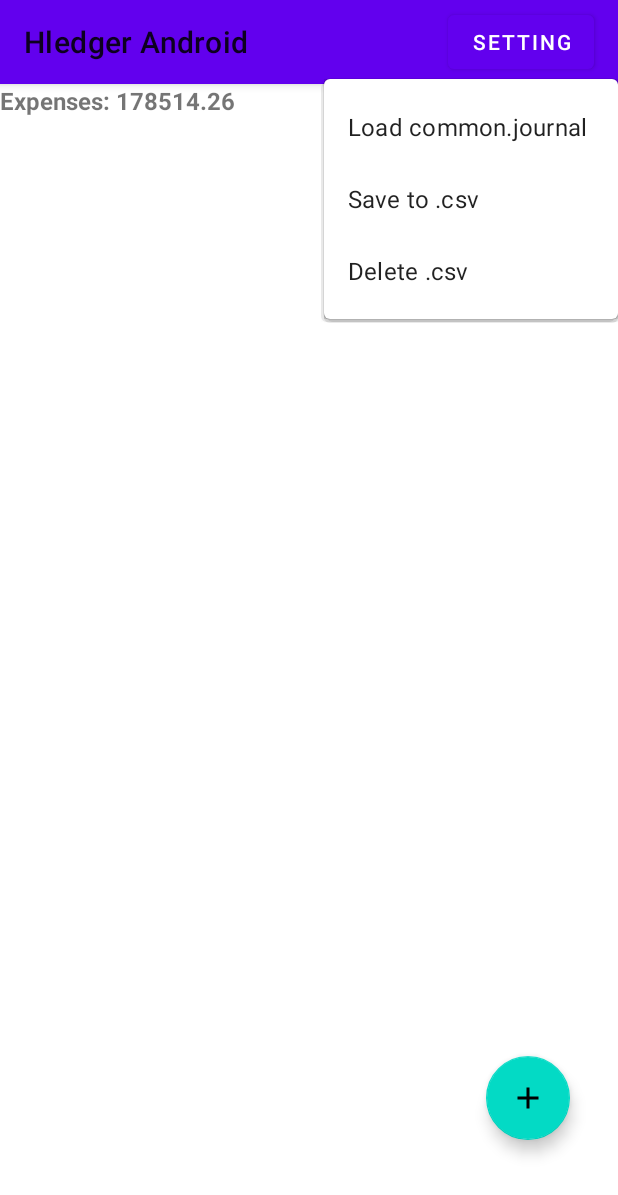
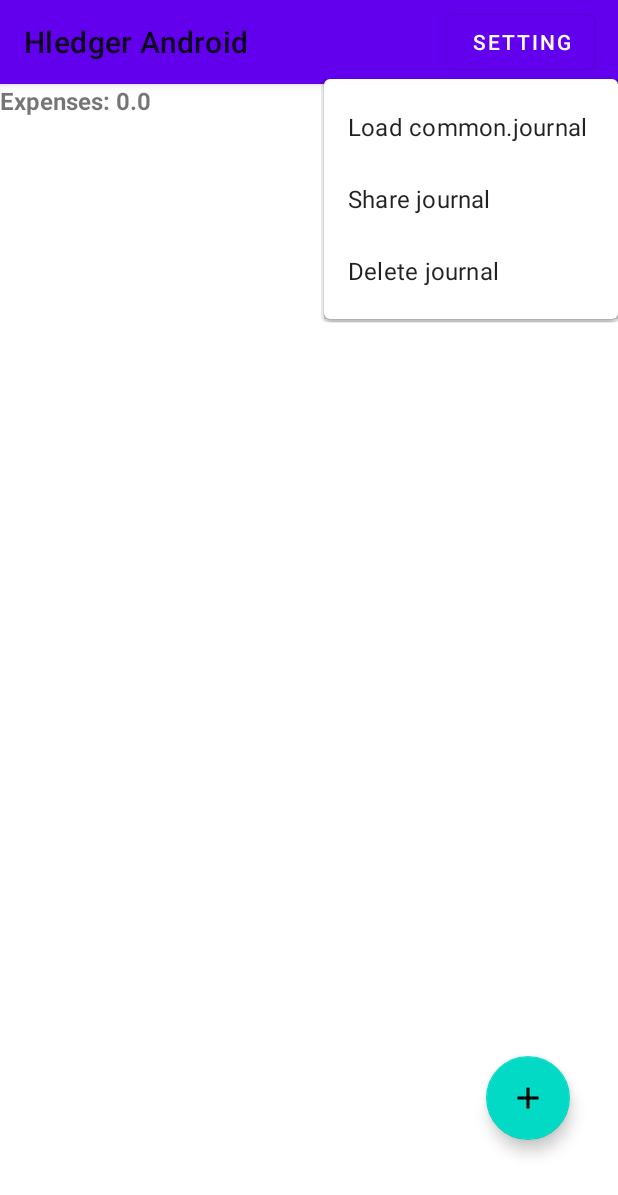
Before and after one commit to PhilipZeratul/HledgerAndroid, an Android app: the screen it shows after launch (MainActivity), after a tap on "SETTING", on a phone screen of 412 x 824 dp. Shown: the top 1195 px of the screen. Run offline under Robolectric (Android 15) with nearby library versions, the phone set to English and light mode, and no system bars.

Commit message:
I think most things are done here.

```diff
--- a/app/src/main/java/com/phillip/hledgerandroid/AddTransactionActivity.java
+++ b/app/src/main/java/com/phillip/hledgerandroid/AddTransactionActivity.java
@@ -153,7 +153,6 @@ public class AddTransactionActivity extends AppCompatActivity {
         editTextNumber2.getText().clear();
     }
 
-    // TODO: Write to .csv file
     private void writeToFile() {
         FileOutputStream out = null;
         try {
--- a/app/src/main/res/layout/activity_main.xml
+++ b/app/src/main/res/layout/activity_main.xml
@@ -48,9 +48,9 @@
         android:id="@+id/textView_totalExpenses"
         android:layout_width="wrap_content"
         android:layout_height="wrap_content"
-        android:text="Expenses: 178514.26"
+        android:text="Expenses: 0.0"
+        android:textSize="16dp"
         android:textStyle="bold"
-        android:textSize="16dp"
         app:layout_constraintStart_toStartOf="parent"
         app:layout_constraintTop_toBottomOf="@+id/appBarLayout2" />
 
@@ -58,9 +58,9 @@
         android:id="@+id/textView_totalRevenues"
         android:layout_width="wrap_content"
         android:layout_height="wrap_content"
-        android:text="Revenues: 20000.00"
+        android:text="Revenues: 0.0"
+        android:textSize="16dp"
         android:textStyle="bold"
-        android:textSize="16dp"
         app:layout_constraintEnd_toEndOf="parent"
         app:layout_constraintTop_toBottomOf="@+id/appBarLayout2" />
 
--- a/app/src/main/res/menu/settings.xml
+++ b/app/src/main/res/menu/settings.xml
@@ -7,13 +7,13 @@
         app:showAsAction="ifRoom"/>
 
     <!-- Settings, should always be in the overflow -->
-    <item android:id="@+id/action_save_csv"
-        android:title="@string/action_save_csv"
+    <item android:id="@+id/action_share_journal"
+        android:title="@string/action_share_journal"
         app:showAsAction="ifRoom"/>
 
     <!-- Settings, should always be in the overflow -->
-    <item android:id="@+id/action_delete_csv"
-        android:title="@string/action_delete_csv"
+    <item android:id="@+id/action_delete_journal"
+        android:title="@string/action_delete_journal"
         app:showAsAction="ifRoom"/>
 
 </menu>
--- a/app/src/main/res/values/strings.xml
+++ b/app/src/main/res/values/strings.xml
@@ -8,7 +8,7 @@
     <string name="button_settings">Setting</string>
     <string name="button_finished">Add</string>
     <string name="action_load_accounts">Load common.journal</string>
-    <string name="action_save_csv">Save to .csv</string>
-    <string name="action_delete_csv">Delete .csv</string>
+    <string name="action_share_journal">Share journal</string>
+    <string name="action_delete_journal">Delete journal</string>
     <string name="intent_bundle">BUNDLE</string>
 </resources>
```
Also changed, not shown: app/src/main/java/com/phillip/hledgerandroid/MainActivity.java (+47 -43 lines).
